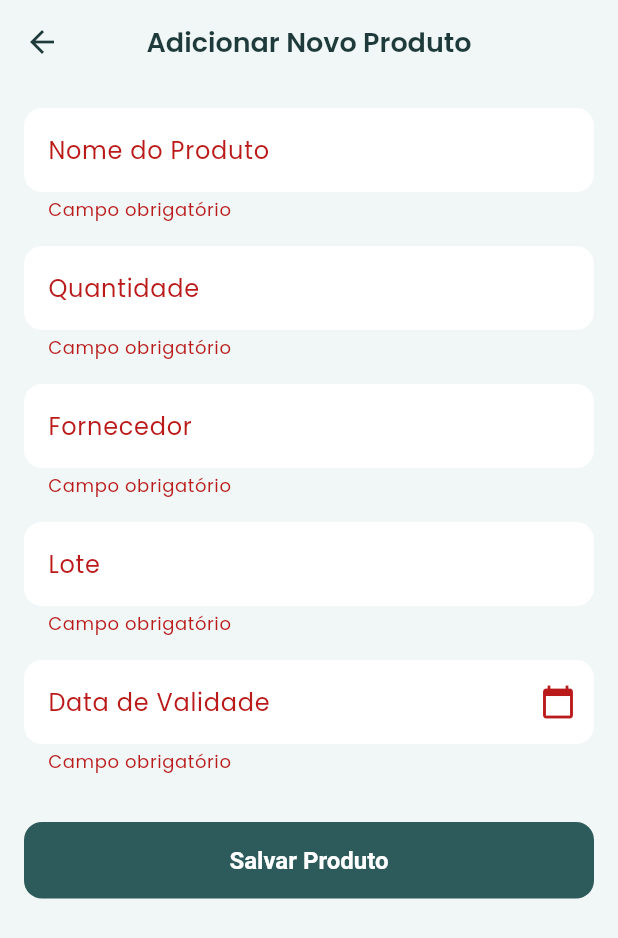
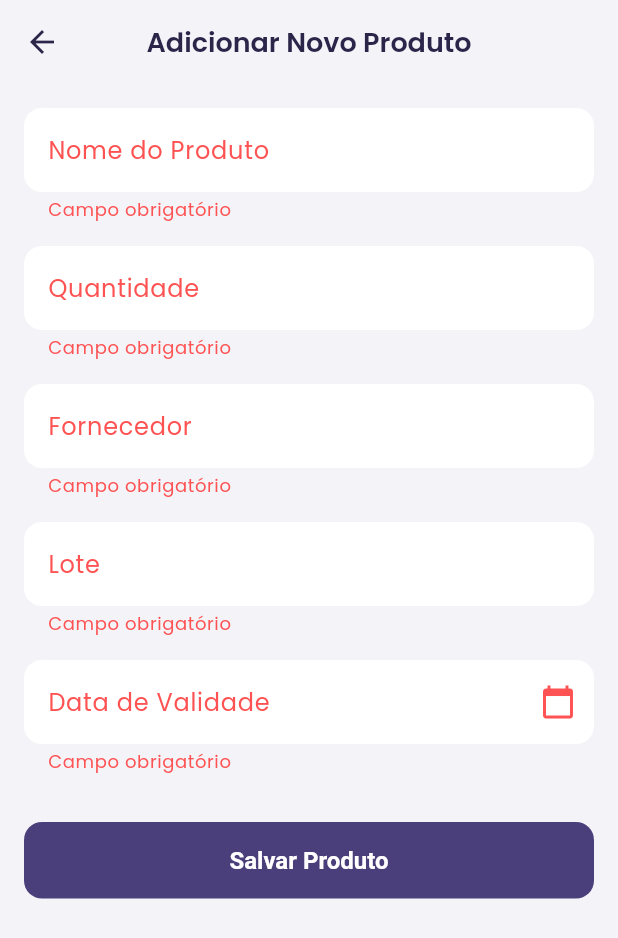
Before and after one commit to MatheusIam/controlab, a Flutter app: the screen it shows after launch, after a tap on "Login", after a tap on "Adicionar", after a tap on "Salvar Produto", on a phone screen of 412 x 824 dp. Shown: the top 938 px of the screen. Run offline on Flutter 3.47's test engine with Material 3 defaults, Android fonts, the phone set to English and light mode, and no system bars; our stand-ins replace flutter_riverpod, go_router, google_fonts; accounts and stored records are empty.

Commit message:
feat: Implement stock management features with CRUD operations and state management

```diff
--- a/lib/features/stock/domain/i_stock_repository.dart
+++ b/lib/features/stock/domain/i_stock_repository.dart
@@ -3,4 +3,7 @@ import 'package:controlab/features/stock/domain/produto.dart';
 abstract class IStockRepository {
   Future<List<Produto>> getProdutos();
   Future<Produto> getProdutoById(String id);
+  Future<void> addProduto(Produto produto);
+  Future<void> updateProduto(Produto produto);
+  Future<void> deleteProduto(String id);
 }
--- a/lib/features/stock/domain/produto.dart
+++ b/lib/features/stock/domain/produto.dart
@@ -1,11 +1,7 @@
 import 'package:flutter/material.dart';
 
 // Enum para representar o status do estoque de um produto.
-enum StatusProduto {
-  emEstoque,
-  baixoEstoque,
-  vencido,
-}
+enum StatusProduto { emEstoque, baixoEstoque, vencido }
 
 // Classe auxiliar para conter os atributos de exibição do status.
 class StatusDisplay {
@@ -46,6 +42,22 @@ extension StatusProdutoExtension on StatusProduto {
   }
 }
 
+enum TipoMovimentacao { entrada, saida }
+
+class MovimentacaoEstoque {
+  final TipoMovimentacao tipo;
+  final int quantidade;
+  final DateTime data;
+  final String responsavel; // Nome do usuário que fez a movimentação
+
+  MovimentacaoEstoque({
+    required this.tipo,
+    required this.quantidade,
+    required this.data,
+    required this.responsavel,
+  });
+}
+
 class Produto {
   final String id;
   final String nome;
@@ -54,6 +66,8 @@ class Produto {
   final String validade;
   final String lote;
   final StatusProduto status;
+  final List<MovimentacaoEstoque> historicoUso;
+  final List<String> alertas;
 
   Produto({
     required this.id,
@@ -63,5 +77,26 @@ class Produto {
     required this.validade,
     required this.lote,
     required this.status,
+    this.historicoUso = const [],
+    this.alertas = const [],
   });
+
+  Produto copyWith({
+    int? quantidade,
+    StatusProduto? status,
+    List<MovimentacaoEstoque>? historicoUso,
+    List<String>? alertas,
+  }) {
+    return Produto(
+      id: id,
+      nome: nome,
+      quantidade: quantidade ?? this.quantidade,
+      fornecedor: fornecedor,
+      validade: validade,
+      lote: lote,
+      status: status ?? this.status,
+      historicoUso: historicoUso ?? this.historicoUso,
+      alertas: alertas ?? this.alertas,
+    );
+  }
 }
--- a/lib/features/stock/ui/screens/add_product_screen.dart
+++ b/lib/features/stock/ui/screens/add_product_screen.dart
@@ -1,6 +1,8 @@
 import 'package:flutter/material.dart';
 import 'package:flutter_riverpod/flutter_riverpod.dart';
 import 'package:go_router/go_router.dart';
+import 'package:controlab/features/stock/application/stock_notifier.dart';
+import 'package:controlab/features/stock/domain/produto.dart';
 
 class AddProductScreen extends ConsumerStatefulWidget {
   const AddProductScreen({super.key});
@@ -36,7 +38,6 @@ class _AddProductScreenState extends ConsumerState<AddProductScreen> {
     );
     if (picked != null) {
       setState(() {
-        // Formata a data para o formato dd/MM/yyyy
         _expiryDateController.text =
             "${picked.day.toString().padLeft(2, '0')}/${picked.month.toString().padLeft(2, '0')}/${picked.year}";
       });
@@ -45,10 +46,24 @@ class _AddProductScreenState extends ConsumerState<AddProductScreen> {
 
   void _submitForm() {
     if (_formKey.currentState!.validate()) {
-      // Lógica para adicionar o produto será implementada aqui
-      // com o StateNotifier e Repositório.
+      // Cria o objeto Produto com os dados do formulário.
+      final newProduct = Produto(
+        id: DateTime.now().millisecondsSinceEpoch.toString(),
+        nome: _nameController.text,
+        quantidade: int.parse(_quantityController.text),
+        fornecedor: _supplierController.text,
+        validade: _expiryDateController.text,
+        lote: _lotController.text,
+        // O status inicial é definido como 'emEstoque'.
+        // Lógicas mais complexas (como estoque baixo) podem ser adicionadas no notifier.
+        status: StatusProduto.emEstoque,
+        historicoUso: [],
+        alertas: [],
+      );
 
-      // Exibe um snackbar de sucesso (placeholder)
+      // Chama o método no notifier para adicionar o produto ao estado.
+      ref.read(stockNotifierProvider.notifier).addProduct(newProduct);
+
       ScaffoldMessenger.of(context).showSnackBar(
         const SnackBar(
           content: Text('Produto adicionado com sucesso!'),
@@ -56,7 +71,7 @@ class _AddProductScreenState extends ConsumerState<AddProductScreen> {
         ),
       );
 
-      // Retorna para a tela anterior
+      // Retorna para a tela anterior após a submissão.
       context.pop();
     }
   }
@@ -83,8 +98,15 @@ class _AddProductScreenState extends ConsumerState<AddProductScreen> {
                 controller: _quantityController,
                 decoration: const InputDecoration(labelText: 'Quantidade'),
                 keyboardType: TextInputType.number,
-                validator: (value) =>
-                    value!.isEmpty ? 'Campo obrigatório' : null,
+                validator: (value) {
+                  if (value == null || value.isEmpty) {
+                    return 'Campo obrigatório';
+                  }
+                  if (int.tryParse(value) == null) {
+                    return 'Por favor, insira um número válido.';
+                  }
+                  return null;
+                },
               ),
               const SizedBox(height: 16),
               TextFormField(
--- a/lib/features/stock/ui/screens/home_screen.dart
+++ b/lib/features/stock/ui/screens/home_screen.dart
@@ -2,6 +2,7 @@ import 'package:controlab/features/auth/domain/user.dart';
 import 'package:flutter/material.dart';
 import 'package:flutter_riverpod/flutter_riverpod.dart';
 import 'package:go_router/go_router.dart';
+import 'package:controlab/features/stock/application/stock_notifier.dart';
 import 'package:controlab/features/stock/application/stock_providers.dart';
 import 'package:controlab/features/stock/ui/widgets/produto_list_item.dart';
 import 'package:controlab/features/auth/application/auth_notifier.dart';
@@ -49,7 +50,9 @@ class HomeScreen extends ConsumerWidget {
                   );
                 }
                 return RefreshIndicator(
-                  onRefresh: () => ref.refresh(stockListProvider.future),
+                  // CORREÇÃO: A forma correta de recarregar é chamando o método no notifier.
+                  onRefresh: () =>
+                      ref.read(stockNotifierProvider.notifier).loadProdutos(),
                   child: ListView.builder(
                     itemCount: produtos.length,
                     itemBuilder: (context, index) {
@@ -71,7 +74,6 @@ class HomeScreen extends ConsumerWidget {
       ),
       floatingActionButton: FloatingActionButton.extended(
         onPressed: () {
-          // Navega para a tela de adicionar produto
           context.goNamed(AppRoute.addProduct.name);
         },
         label: const Text('Adicionar'),
--- a/lib/features/stock/ui/widgets/produto_list_item.dart
+++ b/lib/features/stock/ui/widgets/produto_list_item.dart
@@ -1,7 +1,10 @@
 import 'package:flutter/material.dart';
+import 'package:flutter_riverpod/flutter_riverpod.dart';
 import 'package:controlab/features/stock/domain/produto.dart';
+import 'package:controlab/features/stock/application/stock_notifier.dart';
+import 'package:controlab/features/auth/application/auth_notifier.dart';
 
-class ProdutoListItem extends StatelessWidget {
+class ProdutoListItem extends ConsumerWidget {
   final Produto produto;
   final VoidCallback onTap;
 
@@ -12,16 +15,21 @@ class ProdutoListItem extends StatelessWidget {
   });
 
   @override
-  Widget build(BuildContext context) {
+  Widget build(BuildContext context, WidgetRef ref) {
     final statusInfo = produto.status.displayAttributes;
+    final colors = Theme.of(context).colorScheme;
+    final user = ref.watch(authNotifierProvider).value;
+
     return Card(
       child: InkWell(
         onTap: onTap,
-        borderRadius: BorderRadius.circular(16),
+        borderRadius: BorderRadius.circular(12),
         child: Padding(
           padding: const EdgeInsets.all(16.0),
           child: Row(
             children: [
+              Icon(Icons.science_outlined, color: colors.primary, size: 40),
+              const SizedBox(width: 16),
               Expanded(
                 child: Column(
                   crossAxisAlignment: CrossAxisAlignment.start,
@@ -29,40 +37,46 @@ class ProdutoListItem extends StatelessWidget {
                     Text(
                       produto.nome,
                       style: Theme.of(context).textTheme.titleMedium?.copyWith(
-                            fontWeight: FontWeight.bold,
-                          ),
-                      maxLines: 1,
-                      overflow: TextOverflow.ellipsis,
+                        fontWeight: FontWeight.bold,
+                      ),
                     ),
                     const SizedBox(height: 4),
                     Text(
-                      '${produto.quantidade} unidades',
+                      'Estoque: ${produto.quantidade}',
                       style: Theme.of(context).textTheme.bodyMedium?.copyWith(
-                            color: Colors.grey.shade600,
-                          ),
-                    ),
-                    const SizedBox(height: 8),
-                    Container(
-                      padding: const EdgeInsets.symmetric(
-                          horizontal: 8, vertical: 4),
-                      decoration: BoxDecoration(
-                        color: statusInfo.backgroundColor,
-                        borderRadius: BorderRadius.circular(8),
-                      ),
-                      child: Text(
-                        statusInfo.text,
-                        style: TextStyle(
-                          color: statusInfo.textColor,
-                          fontWeight: FontWeight.w500,
-                          fontSize: 12,
-                        ),
+                        color: Colors.grey.shade600,
                       ),
                     ),
                   ],
                 ),
               ),
-              const SizedBox(width: 16),
-              const Icon(Icons.chevron_right, color: Colors.grey),
+              // Botões de movimentação rápida
+              IconButton(
+                icon: Icon(Icons.remove_circle, color: colors.error),
+                onPressed: () {
+                  if (produto.quantidade > 0) {
+                    ref
+                        .read(stockNotifierProvider.notifier)
+                        .updateStock(
+                          produto.id,
+                          produto.quantidade - 1,
+                          user?.name ?? 'System',
+                        );
+                  }
+                },
+              ),
+              IconButton(
+                icon: Icon(Icons.add_circle, color: colors.primary),
+                onPressed: () {
+                  ref
+                      .read(stockNotifierProvider.notifier)
+                      .updateStock(
+                        produto.id,
+                        produto.quantidade + 1,
+                        user?.name ?? 'System',
+                      );
+                },
+              ),
             ],
           ),
         ),
--- a/lib/main.dart
+++ b/lib/main.dart
@@ -14,13 +14,13 @@ class MyApp extends ConsumerWidget {
   Widget build(BuildContext context, WidgetRef ref) {
     final router = ref.watch(goRouterProvider);
 
-    // Nova paleta de cores com tons de verde
-    const primaryColor = Color(0xFF2D5A5A);
-    const secondaryColor = Color(0xFF5A8E8A);
-    const accentColor = Color(0xFF94CFC9);
-    const backgroundColor = Color(0xFFF0F7F6);
+    // Nova paleta de cores inspirada na personagem
+    const primaryColor = Color(0xFF4A3F7A); // Roxo escuro
+    const secondaryColor = Color(0xFF7B6FBF); // Roxo médio
+    const accentColor = Color(0xFFB8B0E0); // Roxo claro (lavanda)
+    const backgroundColor = Color(0xFFF4F3F8); // Fundo quase branco
     const surfaceColor = Colors.white;
-    const textColor = Color(0xFF1E3A3A);
+    const textColor = Color(0xFF2C254A); // Texto roxo bem escuro
 
     final theme = ThemeData(
       useMaterial3: true,
@@ -33,7 +33,7 @@ class MyApp extends ConsumerWidget {
         onPrimary: Colors.white,
         onSecondary: Colors.white,
         onSurface: textColor,
-        onError: Colors.white,
+        error: Colors.redAccent,
         brightness: Brightness.light,
       ),
       scaffoldBackgroundColor: backgroundColor,
--- a/pubspec.yaml
+++ b/pubspec.yaml
@@ -14,6 +14,7 @@ dependencies:
   go_router: ^14.1.0
   # Adicionada dependência para gráficos
   fl_chart: ^0.68.0
+  intl: ^0.20.2
 
 dev_dependencies:
   flutter_test:
```
Also changed, not shown: lib/features/stock/application/stock_notifier.dart (added, +74 -0 lines), lib/features/stock/application/stock_providers.dart (+36 -11 lines), lib/features/stock/data/mock_stock_repository.dart (+27 -55 lines), lib/features/stock/ui/screens/product_details_screen.dart (+43 -44 lines), assets/images/cientista.png, pubspec.lock.
